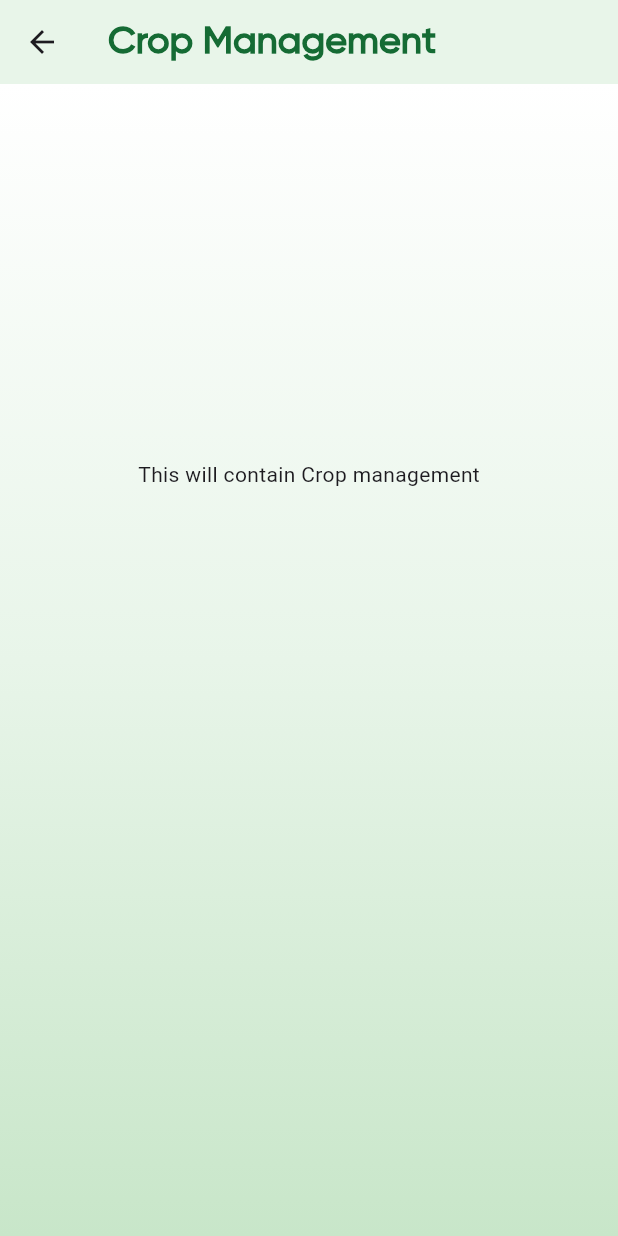
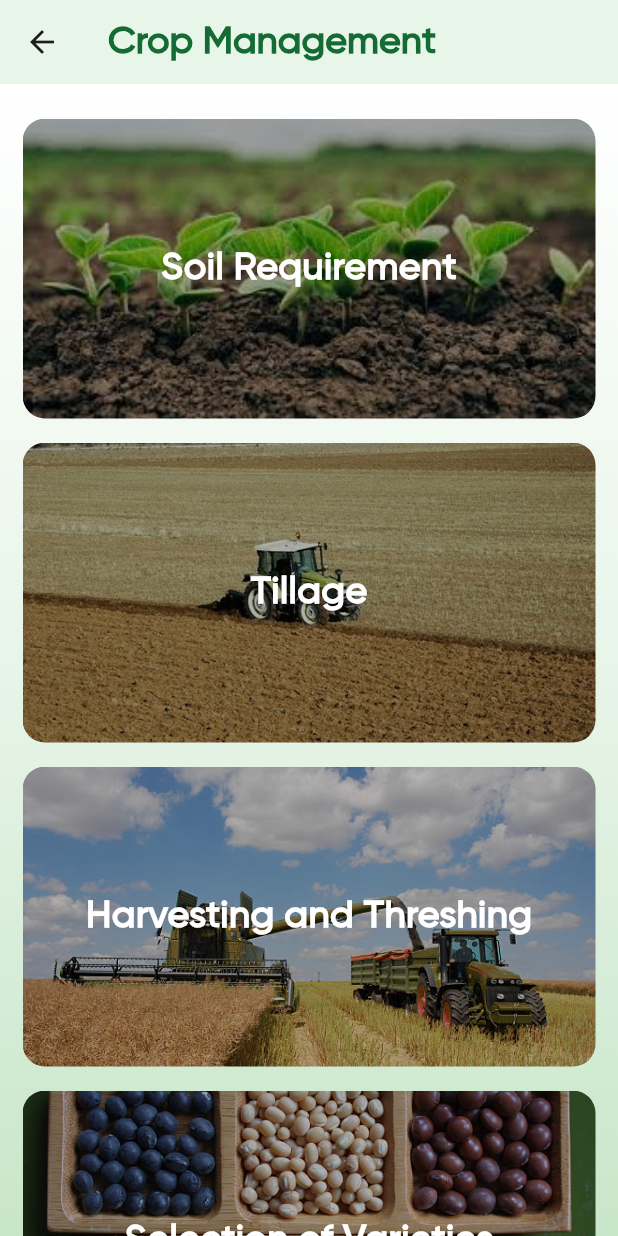
Before and after one commit to Alefiya-Rajgarh/Soybean_Gyan, a Flutter app: the CropManage screen opened directly, on a phone screen of 412 x 824 dp. Run offline on Flutter 3.47's test engine with Material 3 defaults, Android fonts, the phone set to English and light mode, and no system bars; our stand-ins replace smooth_page_indicator.

Commit message:
crop mnge added

```diff
--- /dev/null
+++ b/lib/main_screens/Home/CropManagement/crop_data.dart
@@ -0,0 +1,117 @@
+class DetailItem{
+  final String title;
+  final String description;
+  DetailItem({required this.title, required this.description});
+}
+
+class Crop {
+  final String name;
+  final image_path;
+  final List<DetailItem> details;
+
+  Crop({
+    required this.name,
+    required this.image_path,
+    required this.details,
+});
+}
+
+final List<Crop> allCrops =[
+  Crop(
+    name:"Soil Requirement",
+    image_path: "assets/images/Crop manage/soil req.jpg",
+    details:[
+      DetailItem(title:"Description:", description:"Soybean can be grown in a variety of soil types. However, a well-drained, sandy loam to clayey soil with medium water holding capacity, rich in organic carbon, and leveled fields with near-neutral pH is ideal for harnessing maximum soybean yield. Soil with excessive salts/sodium and poorly drained conditions are not suitable for soybean.")
+    ],
+  ),
+  Crop(
+    name:"Tillage",
+    image_path: "assets/images/Crop manage/tillage.jpg",
+    details:[
+      DetailItem(title:"Deep Ploughing:", description:"Deep ploughing is essential during summer, after harvesting the rabi crop. This facilitates exposing the hibernating insects to extreme heat and predatory birds as well as movement of nutrients and infiltration of soil water."),
+      DetailItem(title:"Ploughing 3-4 years:", description:"One deep ploughing once in 3-4 years, otherwise one normal ploughing in summer followed by 2 criss-cross harrowings or cultivation for breaking of soil clods will make ideal seed bed for a good crop of soybean cultivation"),
+      DetailItem(title:"Maintain soil health:", description:"To have sustainable soybean yield, it is very important to maintain soil health. Hence, farmers are advised to incorporate organic manure (well decomposed FYM @5-10 t/ha or Poultry Manure @ 2.5t/ha) at the time of land preparation."),
+      DetailItem(title:"Organic Manure:", description:"If the quantity of organic manure is limited, they are advised to apply the same on rotation basis in their fields every year. It is also advised to apply Gypsum @ 150-200 kg/ha along with FYM/Poulty manure before the last harrowing in case the nutritional requirement is to be planned without sulphur sources."),
+      DetailItem(title:"Pre monsoon ploughing:", description:"Soon after arrival of monsoon, the land may be prepared by 2 crisscross harrowings followed by planking to level the field. If the farmer is interested to apply PPI herbicide for control of weeds, this is the right time to do so."),
+      DetailItem(title:"PPI herbicide:", description:"But for getting the actual benefit of Pre-plant Incorporation (PPI) herbicide, they should ensure that sufficient moisture is present in the soil. This also requires additional tillage for proper mixing of herbicide in the soil. Hence it should be sprayed immediately before second harrowing."),
+      DetailItem(title:"Adverse climatic conditions:", description:"During past few years, soybean yields have been adversely affected across the country because of adverse climatic conditions (Uncertainties/delayed or unpredictable onset of monsoon/heavy storms and long dry spells)."),
+      DetailItem(title:"Ridge furrow method:", description:"Considering these, farmers are advised to use BBF or Ridge and Furrow methods for soybean planting in order to mitigate the climatic adversities."),
+      DetailItem(title:"Dry spell operation:", description:"During long dry spells, the crop sown on flat land should receive a dora/kulpa/hoeing operation to reduce moisture loss from soil during early growth period (upto one month from sowing).")
+    ],
+  ),
+  Crop(
+    name:"Harvesting and Threshing",
+    image_path: "assets/images/Crop manage/harvesting & threshing.jpg",
+    details:[
+      DetailItem(title:"Info 1:", description:"Optimum time of harvesting is very important for soybean as it causes yield loss due to shattering and viability loss due to filed weathering"),
+      DetailItem(title:"Info 2:", description:"Initiation of change of pod color of soybean is the right indication to go for harvesting. At this time, the moisture percentage of soybean grain is around 14-16%. Hence, the farmers are advised not to wait till the foliage/plant turns yellow. Harvesting can be done when 95% pod change colour from green."),
+      DetailItem(title:"Info 3:", description:"The harvested soybean crop, after sun drying for 2-3 days is ready for threshing. Because of sowing of subsequent crop if threshing is to be performed later, the harvested soybean should be collected preferably on threshing floor and covered with tarpoline to avoid damage from rain/shattering. To maintain viability of the seed and to avoid loss/mechanical damage, threshing should be done at 350-400 гр."),
+      DetailItem(title:"Info 4:", description:"The threshed soybean should again be allowed to sun drying for 3-4 days in order to bring down the moisture percentage up to 10% which is essential to avoid fungal infection during storage."),
+      DetailItem(title:"Info 5:", description:"The storage place should be cool with aeration and insect free. The soybean bags should be kept upright as far as possible. If staging is to be done, it should be only up to 4-5 bags in order to maintain the viability/germinability of soybean seed."),
+      DetailItem(title:"Info 6:", description:"While moving the seed bags to storage house, it should be carefully placed at the appropriate place/platform. The seed bags should not be in direct contact with floor/wall. The moisture seepage in the walls/floor may be a source of infection of diseases, hence can be avoided for storage.")
+    ],
+  ),
+  Crop(
+    name:"Selection of Varieties",
+    image_path: "assets/images/Crop manage/varieties.jpg",
+    details:[
+      DetailItem(title:"Info 1:", description:"In order to avoid risk of yield reduction due to aberrant climatic situations, farmers are recommended to grow 3-4 soybean varieties with varying maturity periods (Varietal Cafeteria Approach) in their fields."),
+      DetailItem(title:"Info 2:", description:"Different varieties possess resistance/tolerance to particular insect-pest and diseases. As they mature at different times, it gives convenience for the farmers during harvesting and threshing too."),
+      DetailItem(title:"Info 3:", description:"Genetically, the yield of soybean varieties is inversely proportionate with maturity period. Long-duration soybean varieties are able to give more yields subject to application of irrigation in the event of early cessation of monsoon."),
+      DetailItem(title:"Info 4:", description:"Farmers are advised to select 3-4 varieties popular among their zone and ensure the availability of seed of these varieties well in advance. They should also check the germination percentage of seed a fortnight prior to sowing so as to have optimum plant population."),
+      DetailItem(title:"Info 5:", description:"Farmers are advised to check the germination percentage and perform other preparatory tasks to ensure optimal results during the sowing season.")
+    ],
+  ),
+  Crop(
+    name:"Seed Treatment and Inoculation",
+    image_path: "assets/images/Crop manage/seed treatment.jpg",
+    details:[
+      DetailItem(title:"Info 1:", description:"Seed treatment is very important operation in soybean considering number of fungal, bacterial and viral diseases which causes considerable reduction in plant population and thereby yield."),
+      DetailItem(title:"Info 2:", description:"Hence, farmers are advised to treat soybean seed at the time of sowing using 2g Thiram+1g Carbendazim per kg seed. They can also use mixed combination of Carboxin 37.5% + Thiram 37.5% per kg seed or Trichoderma viride @ 8-10 g/kg seed."),
+      DetailItem(title:"Info 3:", description:"In areas where Yellow Mosaic Virus is infecting the soybean crop every year, farmers are recommended to carry out seed treatment with Thiamethoxam 30 FS (10 ml/kg of seed)."),
+      DetailItem(title:"Info 4:", description:"Once the seed treatment with fungicides and insecticide is done, farmers are advised to inoculate the treated seed with bioinoculants like Bradyrhizobium japonicum and Phosphate Solubilizing Micro-organism (PSM) each @ 5 g/kg seed immediately before sowing."),
+      DetailItem(title:"Info 5:", description:"If the soybean is grown in nontraditional/new area, they should increase the quantity to at least 10 g/kg seed."),
+      DetailItem(title:"Info 6:", description:"Farmers are also advised to follow correct sequence of seed treatment with recommended fungicides followed by insecticide and seed inoculation."),
+      DetailItem(title:"Info 7:", description:"However, if Trichoderma viride has to be used, all the three bioagents can be used in one go for seed treatment."),
+      DetailItem(title:"Info 8:", description:"They should procure these inputs (fungicides and culture) from the authentic sources and store in cool place to maintain their viability."),
+    ],
+  ),
+  Crop(
+    name:"Sowing Time, Spacing, and Seed Rate",
+    image_path: "assets/images/Crop manage/sowing time.jpg",
+    details:[
+      DetailItem(title:"Info 1:", description:"Since soybean is a rainfed crop grown during the kharif season, it is sown only after the arrival of monsoon. Farmers are advised to sow their crop only after 100 mm rainfall is received to ensure germination of seed and development of the plant till the next spell of rains."),
+      DetailItem(title:"Info 2:", description:"The sowing of soybean seed may be done either using traditional tools like bullock drawn Dufan /Tifan /seed drill or by using tractor-drawn machines like Seed-cum-Fertilizer drill, BBF Seed Drill, FIRB Seed Drill keeping row-to-row spacing of 45 cm and plant-to-plant spacing of 4-5 cm at 3 cm depth."),
+      DetailItem(title:"Info 3:", description:"In case of delayed sowing on account of late onset of monsoon, farmers are advised to narrow the row spacing at 30 cm and increase the seed rate by 25% to optimize plant population and avert the likely yield loss due to slow growth."),
+      DetailItem(title:"Info 4:", description:"The seed rate and germination percentage are inversely proportional to the seed size of soybean varieties. Small-seeded varieties are excellent in germination percentage compared to bold-seeded varieties."),
+      DetailItem(title:"Info 5:", description:"Therefore, the seed rate should be modified accordingly to achieve optimum plant population and yield. The recommended seed rate for soybean varieties having medium seed size (JS 20-29, JS 93-05, JS 2069) is 60-65 kg/ha while for bold seed varieties (JS 95-60, JS 20-34, NRC 7), the seed rate should be increased to 80 kg/ha. The seed rate for small-seeded varieties like NRC 37 and JS 9752 should be reduced to only 50 kg/ha"),
+      DetailItem(title:"Info 6:", description:"If farmers have not used PPI herbicide (PPI) herbicides, they are advised to use the recommended pre-emergence herbicide immediately after sowing and before the emergence of soybean."),
+    ],
+  ),
+  Crop(
+    name:"Manures and Fertilizers",
+    image_path: "assets/images/Crop manage/manure fertilizer.jpg",
+    details:[
+      DetailItem(title:"Soybean Manure:", description:"Soybean is considered to be moderately exhaustive crop. Balanced nutrients application ensures better yield performance of soybean. The integration of 5-10 t Farm Yard Manure or 2.5 t poultry manure/ha along with the basal application of N:P205:K20:S generally provides balanced nutrition for harnessing the yield potential of soybean."),
+      DetailItem(title:"Fertilizer Use:", description:"In soybean, use of fertilizers is recommended only as basal application. Therefore, farmers are advised not to use any fertilizers particularly urea or DAP as top dressing in standing crop unless being recommended by soybean scientists.x"),
+      DetailItem(title:"Fertilizer And Seed Mixing:", description:"Farmers are also advised not to mix fertilizers along with seed during sowing of soybean. In close contact with fertilizer it gets rotten in the soil. They should ensure the placement of seed at 3 cm and the fertilizer placement at 5 cm in the soil. The top dressing of fertilizer in soybean is generally avoided or to be used in consultation with soybean scientists."),
+    ],
+  ),
+  Crop(
+    name:"Intercropping in Soybean",
+    image_path: "assets/images/Crop manage/intercroping.jpg",
+    details:[
+      DetailItem(title:"Description 1:", description:"Soybean is grown throughout the country as a rainfed crop during June/July-October..."),
+      DetailItem(title:"Description 2:", description:"Intercropping of soybean with suitable companion crops is found to be remunerative..."),
+      DetailItem(title:"Description 3:", description:"When intercropped, the sowing can be done at 30 cm row to row spacing...")
+    ],
+  ),
+  Crop(
+    name:"Water Management",
+    image_path: "assets/images/Crop manage/water mnge.jpg",
+    details:[
+      DetailItem(title:"Description 1:", description:"Soybean is, by and large, grown as a rainfed crop during kharif season. Since last few years the distribution of rainfall was found to be uneven and erratic. Long dry spells, particularly during critical growth stages like seedling, flowering, and pod fill affect the yield adversely. Hence, farmers are advised to apply life saving irrigation during these critical stages in order to sustain yield levels. Farmers are advised to use BBF or Ridge and Furrow methods for soybean planting in order to mitigate the climatic adversities. The BBF or FIRB seed drill machines developed by ICAR-ISR can be used for the same."),
+      DetailItem(title:"Description 2:", description:"As explained earlier, seedling, flowering and pod formation are the critical growth stages of soybean. Hence, during any of these stages, life saving irrigation should be given to soybean in case of long dry spells."),
+    ],
+  ),
+];
--- a/lib/main_screens/Home/CropManagement/crop_manage.dart
+++ b/lib/main_screens/Home/CropManagement/crop_manage.dart
@@ -1,4 +1,6 @@
 import 'package:flutter/material.dart';
+import 'crop_data.dart';
+import 'crop_details_screen.dart';
 
 class CropManage extends StatefulWidget {
   const CropManage({super.key});
@@ -10,252 +12,72 @@ class CropManage extends StatefulWidget {
 class _CropMangeState extends State<CropManage> {
   @override
   Widget build(BuildContext context) {
+    final screenHeight = MediaQuery.of(context).size.height;
+    final screenWidth = MediaQuery.of(context).size.width;
     return Scaffold(
       appBar: AppBar(
-          title: Text("Crop Management", style: const TextStyle(
+        title: Text(
+          "Crop Management",
+          style: const TextStyle(
             color: Color(0xFF156B34),
             fontWeight: FontWeight.w700,
             fontFamily: "Gilroy Heading",
             fontSize: 25,
           ),
         ),
-          backgroundColor: Color(0xFFE8F5E9)
+        backgroundColor: Color(0xFFE8F5E9),
       ),
-      body:  Container(
+      body: Container(
         decoration: BoxDecoration(
           gradient: LinearGradient(
-      colors: [
-      Colors.white,
-      Colors.green.shade50,
-      Colors.green.shade100,
-      ],
+            colors: [Colors.white, Colors.green.shade50, Colors.green.shade100],
             begin: Alignment.topCenter,
             end: Alignment.bottomCenter,
           ),
         ),
-    child:
-      Center(
-        child:Column(
-            children: [
-              SizedBox(height: 250,),
-              Text("This will contain Crop management"),
-            ]
-        )
-    )
-      )
+        child: ListView.builder(
+          padding: EdgeInsets.all(15),
+          itemCount: allCrops.length,
+          itemBuilder: (context, index) {
+            final crop = allCrops[index];
+            return InkWell(
+              onTap: () {
+                Navigator.push(
+                  context,
+                  MaterialPageRoute(
+                    builder: (context) => CropDetailscreen(crop : crop),
+                  ),
+                );
+              },
+              child: Container(
+                margin: EdgeInsets.symmetric(vertical: 8),
+                height: 200,
+                decoration: BoxDecoration(
+                  borderRadius: BorderRadius.circular(15),
+                  image: DecorationImage(
+                    image: AssetImage(crop.image_path),
+                    fit: BoxFit.cover,
+                    colorFilter: ColorFilter.mode(
+                      Colors.black.withOpacity(0.3),
+                      BlendMode.darken,
+                    ),
+                  ),
+                ),
+                alignment: Alignment.center,
+                child: Text(
+                  crop.name,
+                  style: TextStyle(
+                    fontSize: 25,
+                    color: Colors.white,
+                    fontWeight: FontWeight.w800,
+                    fontFamily: "Gilroy Heading",
+                  ),
+                ),
+              ),
+            );
+          },
+        ),
+      ),
     );
   }
 }
-
-class SoilRequirement extends StatelessWidget {
-  const SoilRequirement({super.key});
-
-  @override
-  Widget build(BuildContext context) {
-    return Scaffold(
-      appBar: AppBar(
-          title: Text("Soil Requirements", style: const TextStyle(
-            color: Color(0xFF156B34),
-            fontWeight: FontWeight.w700,
-            fontFamily: "Gilroy Heading",
-            fontSize: 25,
-          ),
-          ),
-          backgroundColor: Color(0xFFE8F5E9)
-      ),
-      body:  Container(
-      decoration: BoxDecoration(
-      gradient: LinearGradient(
-      colors: [
-      Colors.white,
-      Colors.green.shade50,
-      Colors.green.shade100,
-      ],
-    begin: Alignment.topCenter,
-    end: Alignment.bottomCenter,
-    ),
-    ),
-    child:
-      Center(
-        child:Column(
-            children: [
-              SizedBox(height: 250,),
-              Text("This will contain soil management"),
-            ]
-        )
-    )
-      )
-    );
-  }
-}
-
-class Tillage extends StatelessWidget {
-  const Tillage({super.key});
-
-  @override
-  Widget build(BuildContext context) {
-    return const Placeholder();
-  }
-}
-
-class Varieties extends StatelessWidget {
-  const Varieties({super.key});
-
-  @override
-  Widget build(BuildContext context) {
-    return const Placeholder();
-  }
-}
-
-class Seed extends StatelessWidget {
-  const Seed({super.key});
-
-  @override
-  Widget build(BuildContext context) {
-    return const Placeholder();
-  }
-}
-
-class Sowing extends StatelessWidget {
-  const Sowing({super.key});
-
-  @override
-  Widget build(BuildContext context) {
-    return const Placeholder();
-  }
-}
-
-class Fertilizers extends StatelessWidget {
-  const Fertilizers({super.key});
-
-  @override
-  Widget build(BuildContext context) {
-    return Scaffold(
-      appBar: AppBar(
-          title: Text("Manure & Fertilizers", style: const TextStyle(
-            color: Color(0xFF156B34),
-            fontWeight: FontWeight.w700,
-            fontFamily: "Gilroy Heading",
-            fontSize: 25,
-          ),
-          ),
-          backgroundColor: Color(0xFFE8F5E9)
-      ),
-      body:  Container(
-      decoration: BoxDecoration(
-      gradient: LinearGradient(
-      colors: [
-      Colors.white,
-      Colors.green.shade50,
-      Colors.green.shade100,
-      ],
-    begin: Alignment.topCenter,
-    end: Alignment.bottomCenter,
-    ),
-    ),
-    child:
-      Center(
-        child:Column(
-            children: [
-              SizedBox(height: 250,),
-              Text("This will contain Fertilizer"),
-            ]
-        )
-    )
-      )
-    );
-  }
-}
-
-class Intercropping extends StatelessWidget {
-  const Intercropping({super.key});
-
-  @override
-  Widget build(BuildContext context) {
-    return const Placeholder();
-  }
-}
-
-class Water extends StatelessWidget {
-  const Water({super.key});
-
-  @override
-  Widget build(BuildContext context) {
-    return Scaffold(
-      appBar: AppBar(
-          title: Text("Water Management", style: const TextStyle(
-            color: Color(0xFF156B34),
-            fontWeight: FontWeight.w700,
-            fontFamily: "Gilroy Heading",
-            fontSize: 25,
-          ),
-          ),
-          backgroundColor: Color(0xFFE8F5E9)
-      ),
-      body:  Container(
-      decoration: BoxDecoration(
-      gradient: LinearGradient(
-      colors: [
-      Colors.white,
-      Colors.green.shade50,
-      Colors.green.shade100,
-      ],
-    begin: Alignment.topCenter,
-    end: Alignment.bottomCenter,
-    ),
-    ),
-    child:
-      Center(
-        child:Column(
-            children: [
-              SizedBox(height: 250,),
-              Text("This will contain water management"),
-            ]
-        )
-    )
-      )
-    );
-  }
-}
-
-class Harvesting extends StatelessWidget {
-  const Harvesting({super.key});
-
-  @override
-  Widget build(BuildContext context) {
-    return Scaffold(
-      appBar: AppBar(
-          title: Text("Harvesting", style: const TextStyle(
-            color: Color(0xFF156B34),
-            fontWeight: FontWeight.w700,
-            fontFamily: "Gilroy Heading",
-            fontSize: 25,
-          ),
-          ),
-          backgroundColor: Color(0xFFE8F5E9)
-      ),
-      body:  Container(
-      decoration: BoxDecoration(
-      gradient: LinearGradient(
-      colors: [
-      Colors.white,
-      Colors.green.shade50,
-      Colors.green.shade100,
-      ],
-    begin: Alignment.topCenter,
-    end: Alignment.bottomCenter,
-    ),
-    ),
-    child:
-      Center(
-        child: Column(
-            children: [
-              SizedBox(height: 250,),
-              Text("This will contain Harvesting Details"),
-            ]
-        )
-    )
-      )
-    );
-  }
-}
```
Also changed, not shown: lib/main_screens/Home/CropManagement/crop_details_screen.dart (added, +157 -0 lines), lib/main_screens/Home/HomePage.dart (+11 -4 lines), lib/main_screens/Tools/Tools.dart (+69 -8 lines), 11 other files. Lines whose indentation alone changed are shown as unchanged.
